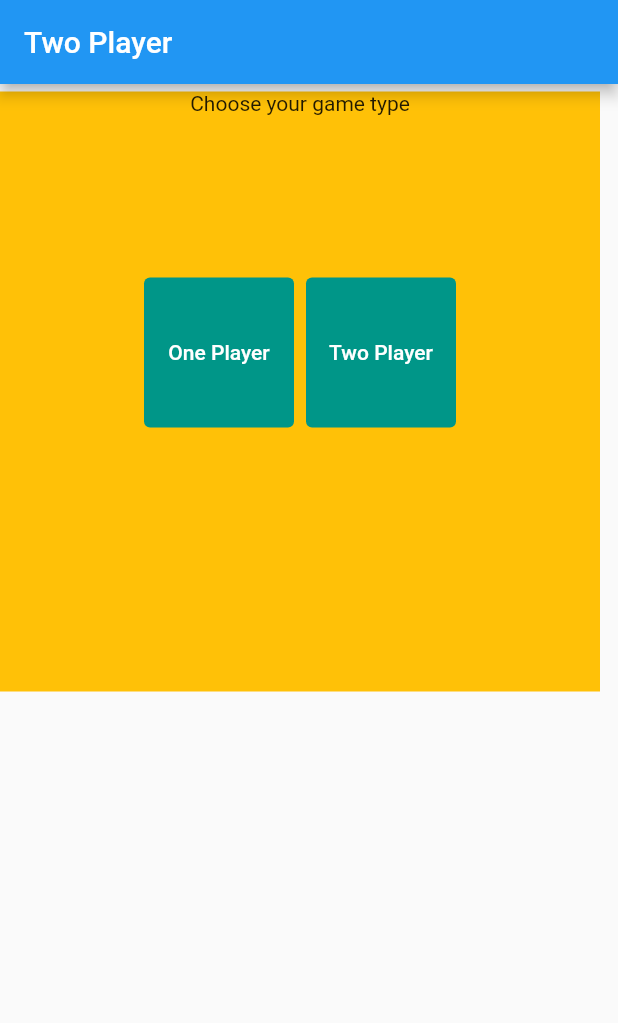
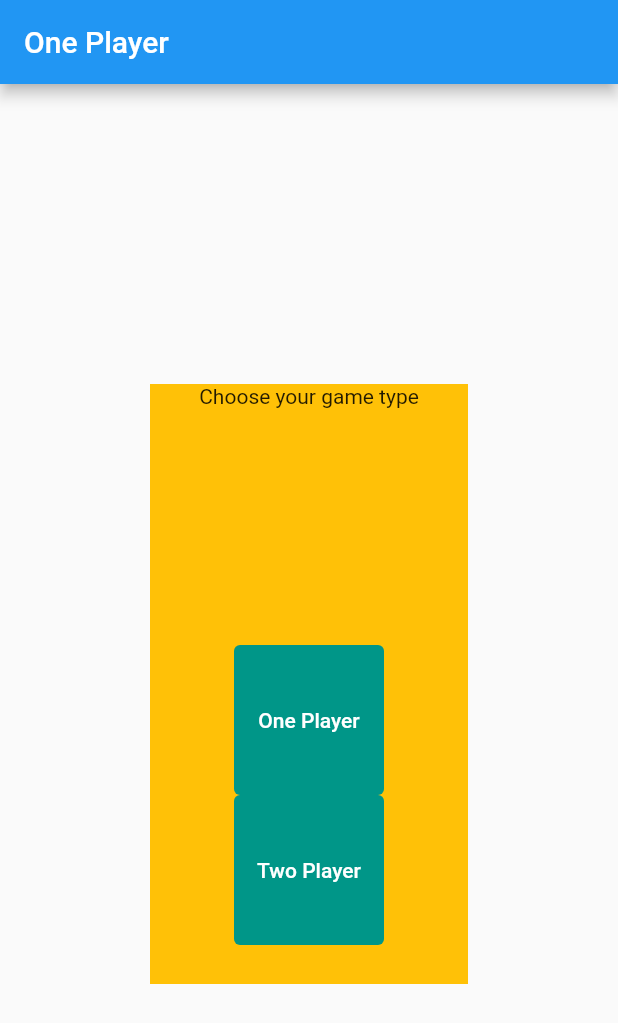
Before and after one commit to ScherrerMichael/Tic-Tac, a Flutter app: the screen it shows after launch, after a tap on "One Player", on a phone screen of 412 x 824 dp. Shown: the top 1023 px of the screen. Run offline on Flutter 3.47's test engine with Material 2 defaults, Android fonts, the phone set to English and light mode, and no system bars.

Commit message:
fixed menu callback to home, started data class

```diff
--- a/lib/game.dart
+++ b/lib/game.dart
@@ -83,10 +83,7 @@ class Grid extends StatelessWidget {
         IconSelect(),
       ]);
     } else
-      return Container(
-        width: 0.0,
-        height: 0.0,
-      );
+      return Container();
   }
 }
 
--- a/lib/main.dart
+++ b/lib/main.dart
@@ -24,6 +24,7 @@ class MyApp extends StatefulWidget {
 class _MyAppState extends State<MyApp> {
   bool _active = false;
   bool _showMenu = true;
+  bool _isMultiplayer = false;
 
   void _handleShowGrid(bool newValue) {
     setState(() {
@@ -36,7 +37,7 @@ class _MyAppState extends State<MyApp> {
       title: 'Welcome to Flutter',
       home: Scaffold(
         appBar: AppBar(
-          title: Text(_showMenu ? 'One player' : 'Two Player'),
+          title: Text(_isMultiplayer ? 'Two Player' : 'One Player'),
         ),
         body: Container(
           child: Stack(children: [
@@ -45,13 +46,16 @@ class _MyAppState extends State<MyApp> {
             //   onChanged: _handleShowGrid,
             // ),
             AnimatedPositioned(
-              top: _showMenu ? 150 : 5,
+              top: _showMenu ? 200 : 1,
+              left: 100,
+              right: 100,
               duration: Duration(milliseconds: 500),
               curve: Curves.easeInCubic,
               child: Menu(
                 menuCallback: (bool value) {
                   setState(() {
-                    _showMenu = !_showMenu;
+                    print("value: $value");
+                    _isMultiplayer = value;
                   });
                 },
               ),
--- a/lib/welcome.dart
+++ b/lib/welcome.dart
@@ -2,6 +2,49 @@
 import 'package:flutter/material.dart';
 
 typedef MenuCallBack = void Function(bool isActive);
+
+class PlayerSelectBar extends StatelessWidget {
+  const PlayerSelectBar({this.menuCallback});
+
+  final MenuCallBack menuCallback;
+
+  Widget build(BuildContext buildcontext) {
+    return (ButtonBar(
+      alignment: MainAxisAlignment.center,
+      children: [
+        TextButton(
+          style: TextButton.styleFrom(
+            minimumSize: Size(100, 100),
+            primary: Colors.white,
+            backgroundColor: Colors.teal,
+            onSurface: Colors.grey,
+          ),
+          child: Text('One Player'),
+          onPressed: () {
+            print('One player selected');
+            menuCallback(false);
+          },
+        ),
+        SizedBox(
+          width: 50,
+        ),
+        TextButton(
+          style: TextButton.styleFrom(
+            minimumSize: Size(100, 100),
+            primary: Colors.white,
+            backgroundColor: Colors.teal,
+            onSurface: Colors.grey,
+          ),
+          child: Text('Two Player'),
+          onPressed: () {
+            print('Two Player Selected');
+            menuCallback(true);
+          },
+        )
+      ],
+    ));
+  }
+}
 
 class Menu extends StatelessWidget {
   const Menu({this.menuCallback});
@@ -19,38 +62,10 @@ class Menu extends StatelessWidget {
               children: [
                 Text('Choose your game type'),
                 SizedBox(
-                  height: 100,
+                  height: 150,
                 ),
-                ButtonBar(
-                  alignment: MainAxisAlignment.center,
-                  children: [
-                    TextButton(
-                      style: TextButton.styleFrom(
-                        minimumSize: Size(100, 100),
-                        primary: Colors.white,
-                        backgroundColor: Colors.teal,
-                        onSurface: Colors.grey,
-                      ),
-                      child: Text('One Player'),
-                      onPressed: () {
-                        print('One player selected');
-                        menuCallback(true);
-                      },
-                    ),
-                    TextButton(
-                      style: TextButton.styleFrom(
-                        minimumSize: Size(100, 100),
-                        primary: Colors.white,
-                        backgroundColor: Colors.teal,
-                        onSurface: Colors.grey,
-                      ),
-                      child: Text('Two Player'),
-                      onPressed: () {
-                        print('Two Player Selected');
-                        menuCallback(true);
-                      },
-                    )
-                  ],
+                PlayerSelectBar(
+                  menuCallback: menuCallback,
                 )
               ],
             ))));
```
Also changed, not shown: lib/data.dart (added, +37 -0 lines).
